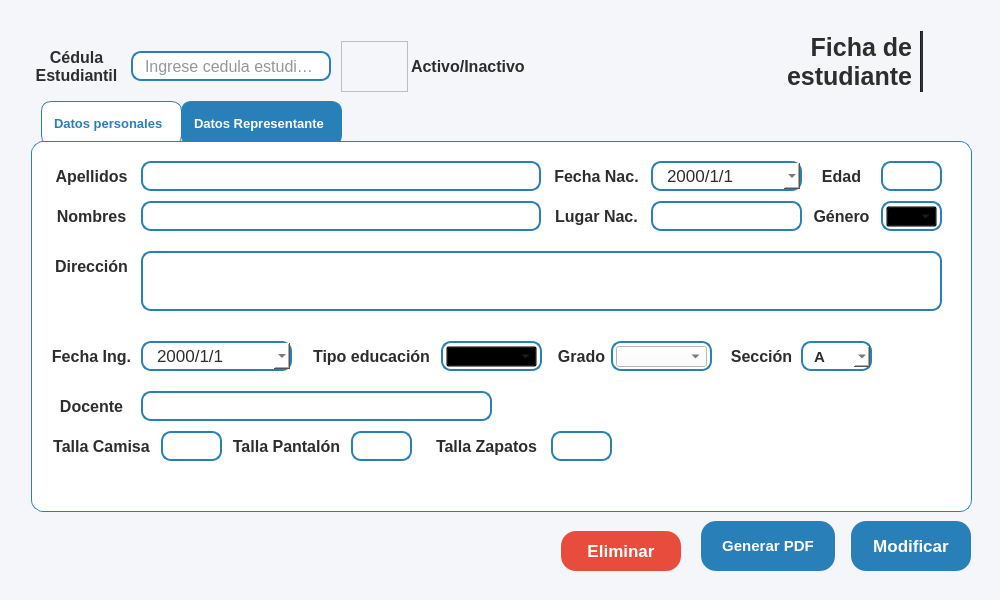
Proyecto-Uptjaa/Proyecto_SIRA, file resources/ui/ficha_estu.ui: the form before one commit.
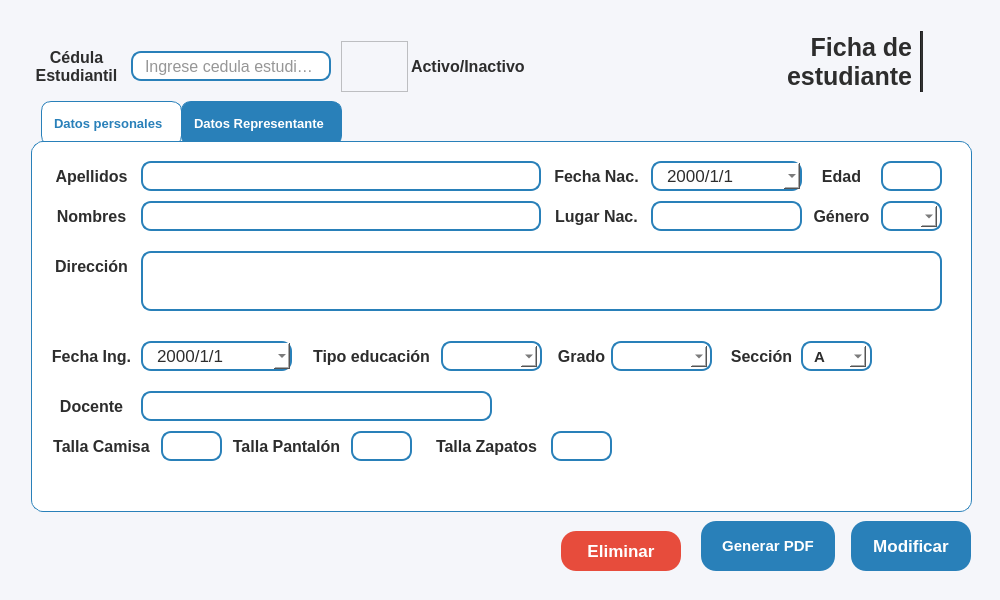
The form after the commit. Icons and pictures are not drawn.

```diff
--- a/resources/ui/ficha_estu.ui
+++ b/resources/ui/ficha_estu.ui
@@ -1205,7 +1205,7 @@
              <rect>
               <x>5</x>
               <y>5</y>
-              <width>64</width>
+              <width>60</width>
               <height>21</height>
              </rect>
             </property>
@@ -1341,7 +1341,8 @@
              <cursorShape>PointingHandCursor</cursorShape>
             </property>
             <property name="styleSheet">
-             <string notr="true"/>
+             <string notr="true">background-color: white;
+border: transparent;</string>
             </property>
             <property name="iconSize">
              <size>
@@ -1453,7 +1454,8 @@
              <cursorShape>PointingHandCursor</cursorShape>
             </property>
             <property name="styleSheet">
-             <string notr="true"/>
+             <string notr="true">background-color: white;
+border: transparent;</string>
             </property>
             <property name="iconSize">
              <size>
@@ -1659,7 +1661,8 @@
              <cursorShape>PointingHandCursor</cursorShape>
             </property>
             <property name="styleSheet">
-             <string notr="true"/>
+             <string notr="true">background-color: white;
+border: transparent;</string>
             </property>
             <property name="iconSize">
              <size>
@@ -3566,9 +3569,9 @@
      <widget class="QLabel" name="lblTitulo_logo_estu">
       <property name="geometry">
        <rect>
-        <x>770</x>
+        <x>760</x>
         <y>20</y>
-        <width>131</width>
+        <width>141</width>
         <height>61</height>
        </rect>
       </property>
```
